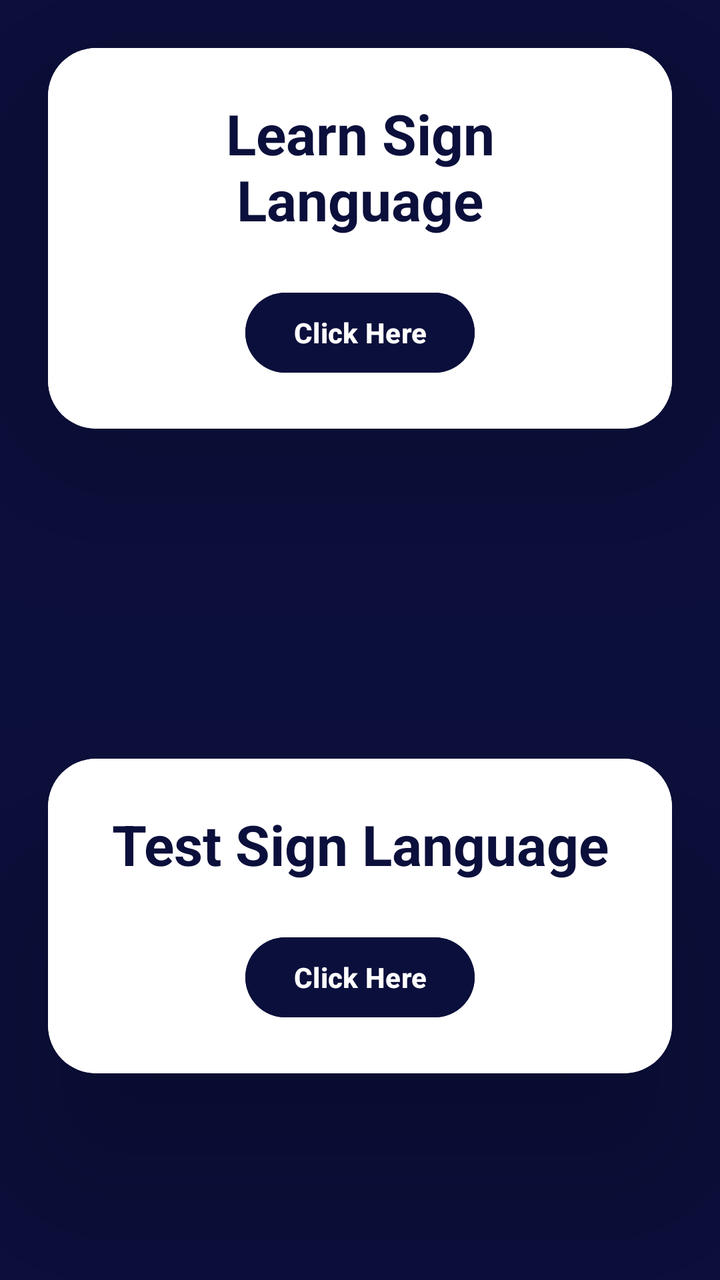
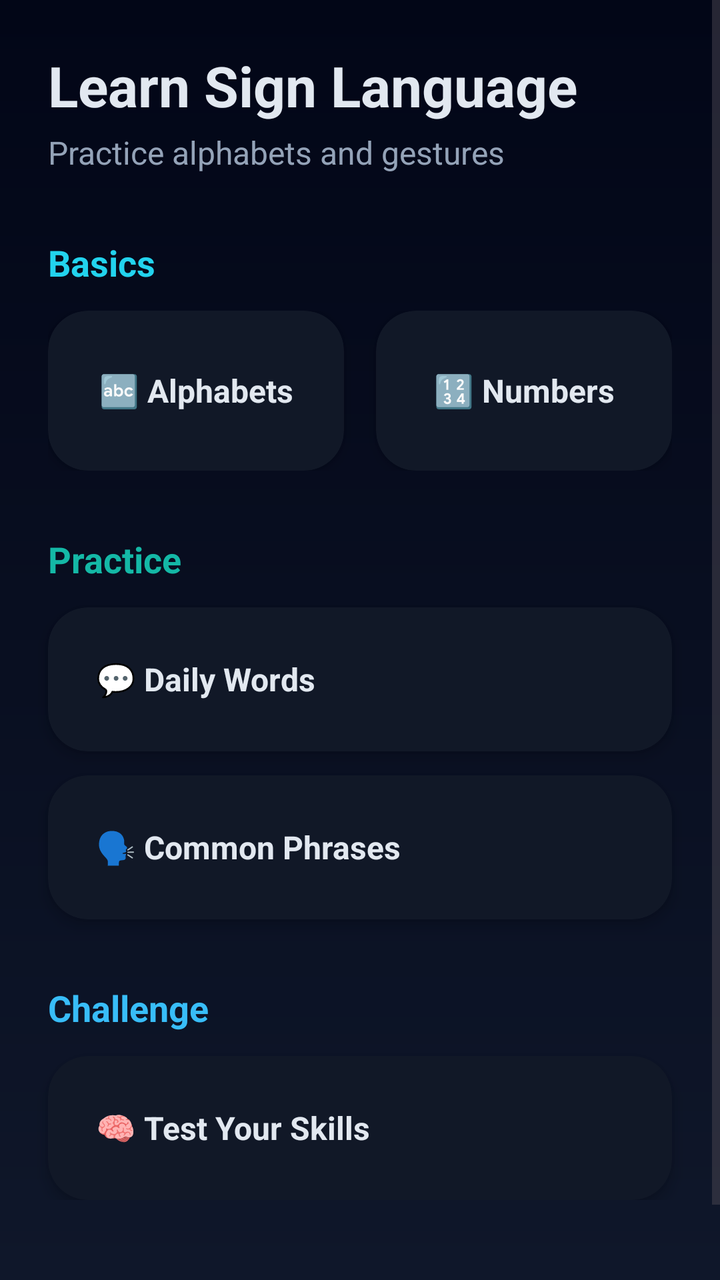

Before-and-after screenshots of an Android layout around one commit, followed by the original layout XML and the change that was made.
<!-- AndroidManifest.xml: application theme Theme.SignSpeak -->
<!-- res/layout/fragment_learn_sign_language.xml -->
<?xml version="1.0" encoding="utf-8"?>
<androidx.constraintlayout.widget.ConstraintLayout
    xmlns:android="http://schemas.android.com/apk/res/android"
    xmlns:app="http://schemas.android.com/apk/res-auto"
    xmlns:tools="http://schemas.android.com/tools"
    android:layout_width="match_parent"
    android:layout_height="match_parent"
    android:background="#0B0F3B"
    tools:context=".Fragment.LearnSignLanguageFragment">

    
    <androidx.cardview.widget.CardView
        android:id="@+id/cardLearnSign"
        android:layout_width="0dp"
        android:layout_height="wrap_content"
        android:layout_margin="24dp"
        app:cardCornerRadius="24dp"
        app:cardElevation="52dp"
        android:background="@color/white"
        app:layout_constraintTop_toTopOf="parent"
        app:layout_constraintStart_toStartOf="parent"
        app:layout_constraintEnd_toEndOf="parent">

        <androidx.constraintlayout.widget.ConstraintLayout
            android:layout_width="match_parent"
            android:layout_height="wrap_content"
            android:background="@color/white"
            android:padding="24dp">

            <TextView
                android:id="@+id/tvLearnSign"
                android:layout_width="wrap_content"
                android:layout_height="wrap_content"
                android:text="@string/learn_sign_language"
                android:textSize="28sp"
                android:textColor="#0B0F3B"
                android:textStyle="bold"
                android:gravity="center"
                app:layout_constraintTop_toTopOf="parent"
                app:layout_constraintStart_toStartOf="parent"
                app:layout_constraintEnd_toEndOf="parent"/>

            <com.google.android.material.button.MaterialButton
                android:id="@+id/btnOpenYoutube"
                android:layout_width="wrap_content"
                android:layout_height="wrap_content"
                android:text="Click Here"
                android:textStyle="bold"
                android:textColor="@color/white"
                android:backgroundTint="#0B0F3B"
                android:paddingStart="24dp"
                android:paddingEnd="24dp"
                app:cornerRadius="20dp"
                android:layout_marginTop="24dp"
                app:layout_constraintTop_toBottomOf="@id/tvLearnSign"
                app:layout_constraintStart_toStartOf="parent"
                app:layout_constraintEnd_toEndOf="parent"/>

        </androidx.constraintlayout.widget.ConstraintLayout>
    </androidx.cardview.widget.CardView>


    
    <androidx.cardview.widget.CardView
        android:id="@+id/cardTestSign"
        android:layout_width="0dp"
        android:layout_height="wrap_content"
        android:layout_marginStart="24dp"
        android:layout_marginEnd="24dp"
        android:layout_marginBottom="24dp"
        android:layout_marginTop="165dp"
        app:cardCornerRadius="24dp"
        app:cardElevation="52dp"
        android:background="@color/white"
        app:layout_constraintTop_toBottomOf="@+id/cardLearnSign"
        app:layout_constraintStart_toStartOf="parent"
        app:layout_constraintEnd_toEndOf="parent">

        <androidx.constraintlayout.widget.ConstraintLayout
            android:layout_width="match_parent"
            android:layout_height="wrap_content"
            android:background="@color/white"
            android:padding="24dp">

            <TextView
                android:id="@+id/tvTestSign"
                android:layout_width="wrap_content"
                android:layout_height="wrap_content"
                android:text="@string/testsignlanguage"
                android:textSize="28sp"
                android:textColor="#0B0F3B"
                android:textStyle="bold"
                android:gravity="center"
                app:layout_constraintTop_toTopOf="parent"
                app:layout_constraintStart_toStartOf="parent"
                app:layout_constraintEnd_toEndOf="parent"/>

            <com.google.android.material.button.MaterialButton
                android:id="@+id/btnTestSign"
                android:layout_width="wrap_content"
                android:layout_height="wrap_content"
                android:text="Click Here"
                android:textStyle="bold"
                android:textColor="@color/white"
                android:backgroundTint="#0B0F3B"
                android:paddingStart="24dp"
                android:paddingEnd="24dp"
                app:cornerRadius="20dp"
                android:layout_marginTop="24dp"
                app:layout_constraintTop_toBottomOf="@id/tvTestSign"
                app:layout_constraintStart_toStartOf="parent"
                app:layout_constraintEnd_toEndOf="parent"/>

        </androidx.constraintlayout.widget.ConstraintLayout>
    </androidx.cardview.widget.CardView>

</androidx.constraintlayout.widget.ConstraintLayout>
<!-- resources referenced by this layout -->
<resources>
  <color name="white">#FFFFFFFF</color>
  <string name="learn_sign_language">Learn Sign Language</string>
  <string name="testsignlanguage">Test Sign Language</string>
  <style name="Theme.SignSpeak" parent="Base.Theme.SignSpeak" />
  <style name="Base.Theme.SignSpeak" parent="Theme.Material3.DayNight.NoActionBar">
          
          
      </style>
</resources>

<!-- the commit's change to res/layout/fragment_learn_sign_language.xml (unified diff, before → after) -->
@@ -1,117 +1,182 @@
 <?xml version="1.0" encoding="utf-8"?>
-<androidx.constraintlayout.widget.ConstraintLayout
-    xmlns:android="http://schemas.android.com/apk/res/android"
+<ScrollView xmlns:android="http://schemas.android.com/apk/res/android"
     xmlns:app="http://schemas.android.com/apk/res-auto"
     xmlns:tools="http://schemas.android.com/tools"
     android:layout_width="match_parent"
     android:layout_height="match_parent"
-    android:background="#0B0F3B"
+    android:background="@drawable/bg_screen_gradient"
+    android:fillViewport="true"
     tools:context=".Fragment.LearnSignLanguageFragment">
 
-    
-    <androidx.cardview.widget.CardView
-        android:id="@+id/cardLearnSign"
-        android:layout_width="0dp"
+    <LinearLayout
+        android:layout_width="match_parent"
         android:layout_height="wrap_content"
-        android:layout_margin="24dp"
-        app:cardCornerRadius="24dp"
-        app:cardElevation="52dp"
-        android:background="@color/white"
-        app:layout_constraintTop_toTopOf="parent"
-        app:layout_constraintStart_toStartOf="parent"
-        app:layout_constraintEnd_toEndOf="parent">
+        android:orientation="vertical"
+        android:paddingTop="24dp"
+        android:paddingBottom="80dp">
 
-        <androidx.constraintlayout.widget.ConstraintLayout
+        <TextView
             android:layout_width="match_parent"
             android:layout_height="wrap_content"
-            android:background="@color/white"
-            android:padding="24dp">
+            android:text="Learn Sign Language"
+            android:textSize="28sp"
+            android:textStyle="bold"
+            android:textColor="@color/colorTextPrimary"
+            android:layout_marginStart="24dp"
+            android:layout_marginEnd="24dp" />
 
-            <TextView
-                android:id="@+id/tvLearnSign"
-                android:layout_width="wrap_content"
-                android:layout_height="wrap_content"
-                android:text="@string/learn_sign_language"
-                android:textSize="28sp"
-                android:textColor="#0B0F3B"
-                android:textStyle="bold"
-                android:gravity="center"
-                app:layout_constraintTop_toTopOf="parent"
-                app:layout_constraintStart_toStartOf="parent"
-                app:layout_constraintEnd_toEndOf="parent"/>
-
-            <com.google.android.material.button.MaterialButton
-                android:id="@+id/btnOpenYoutube"
-                android:layout_width="wrap_content"
-                android:layout_height="wrap_content"
-                android:text="Click Here"
-                android:textStyle="bold"
-                android:textColor="@color/white"
-                android:backgroundTint="#0B0F3B"
-                android:paddingStart="24dp"
-                android:paddingEnd="24dp"
-                app:cornerRadius="20dp"
-                android:layout_marginTop="24dp"
-                app:layout_constraintTop_toBottomOf="@id/tvLearnSign"
-                app:layout_constraintStart_toStartOf="parent"
-                app:layout_constraintEnd_toEndOf="parent"/>
-
-        </androidx.constraintlayout.widget.ConstraintLayout>
-    </androidx.cardview.widget.CardView>
-
-
-    
-    <androidx.cardview.widget.CardView
-        android:id="@+id/cardTestSign"
-        android:layout_width="0dp"
-        android:layout_height="wrap_content"
-        android:layout_marginStart="24dp"
-        android:layout_marginEnd="24dp"
-        android:layout_marginBottom="24dp"
-        android:layout_marginTop="165dp"
-        app:cardCornerRadius="24dp"
-        app:cardElevation="52dp"
-        android:background="@color/white"
-        app:layout_constraintTop_toBottomOf="@+id/cardLearnSign"
-        app:layout_constraintStart_toStartOf="parent"
-        app:layout_constraintEnd_toEndOf="parent">
-
-        <androidx.constraintlayout.widget.ConstraintLayout
+        <TextView
             android:layout_width="match_parent"
             android:layout_height="wrap_content"
-            android:background="@color/white"
-            android:padding="24dp">
+            android:text="Practice alphabets and gestures"
+            android:textSize="16sp"
+            android:textColor="@color/colorTextSecondary"
+            android:layout_marginStart="24dp"
+            android:layout_marginEnd="24dp"
+            android:layout_marginTop="4dp" />
 
+        
+        <TextView
+            android:layout_width="wrap_content"
+            android:layout_height="wrap_content"
+            android:text="Basics"
+            android:textSize="18sp"
+            android:textStyle="bold"
+            android:textColor="@color/colorPrimary"
+            android:layout_marginStart="24dp"
+            android:layout_marginTop="32dp" />
+
+        <LinearLayout
+            android:layout_width="match_parent"
+            android:layout_height="wrap_content"
+            android:orientation="horizontal"
+            android:layout_marginStart="24dp"
+            android:layout_marginEnd="24dp"
+            android:layout_marginTop="12dp">
+
+            <androidx.cardview.widget.CardView
+                android:id="@+id/btnAlphabets"
+                android:layout_width="0dp"
+                android:layout_height="80dp"
+                android:layout_weight="1"
+                android:layout_marginEnd="8dp"
+                app:cardCornerRadius="20dp"
+                app:cardElevation="4dp"
+                app:cardBackgroundColor="@color/colorCard">
+                <TextView
+                    android:layout_width="match_parent"
+                    android:layout_height="match_parent"
+                    android:text="🔤 Alphabets"
+                    android:gravity="center"
+                    android:textColor="@color/colorTextPrimary"
+                    android:textSize="16sp"
+                    android:textStyle="bold" />
+            </androidx.cardview.widget.CardView>
+
+            <androidx.cardview.widget.CardView
+                android:id="@+id/btnNumbers"
+                android:layout_width="0dp"
+                android:layout_height="80dp"
+                android:layout_weight="1"
+                android:layout_marginStart="8dp"
+                app:cardCornerRadius="20dp"
+                app:cardElevation="4dp"
+                app:cardBackgroundColor="@color/colorCard">
+                <TextView
+                    android:layout_width="match_parent"
+                    android:layout_height="match_parent"
+                    android:text="🔢 Numbers"
+                    android:gravity="center"
+                    android:textColor="@color/colorTextPrimary"
+                    android:textSize="16sp"
+                    android:textStyle="bold" />
+            </androidx.cardview.widget.CardView>
+        </LinearLayout>
+
+        
+        <TextView
+            android:layout_width="wrap_content"
+            android:layout_height="wrap_content"
+            android:text="Practice"
+            android:textSize="18sp"
+            android:textStyle="bold"
+            android:textColor="@color/colorSecondary"
+            android:layout_marginStart="24dp"
+            android:layout_marginTop="32dp" />
+
+        <androidx.cardview.widget.CardView
+            android:id="@+id/btnDailyWords"
+            android:layout_width="match_parent"
+            android:layout_height="72dp"
+            android:layout_marginStart="24dp"
+            android:layout_marginEnd="24dp"
+            android:layout_marginTop="12dp"
+            app:cardCornerRadius="20dp"
+            app:cardElevation="4dp"
+            app:cardBackgroundColor="@color/colorCard">
             <TextView
-                android:id="@+id/tvTestSign"
-                android:layout_width="wrap_content"
-                android:layout_height="wrap_content"
-                android:text="@string/testsignlanguage"
-                android:textSize="28sp"
-                android:textColor="#0B0F3B"
-                android:textStyle="bold"
-                android:gravity="center"
-                app:layout_constraintTop_toTopOf="parent"
-                app:layout_constraintStart_toStartOf="parent"
-                app:layout_constraintEnd_toEndOf="parent"/>
+                android:layout_width="match_parent"
+                android:layout_height="match_parent"
+                android:text="💬 Daily Words"
+                android:gravity="center_vertical"
+                android:paddingStart="24dp"
+                android:textColor="@color/colorTextPrimary"
+                android:textSize="16sp"
+                android:textStyle="bold" />
+        </androidx.cardview.widget.CardView>
 
-            <com.google.android.material.button.MaterialButton
-                android:id="@+id/btnTestSign"
-                android:layout_width="wrap_content"
-                android:layout_height="wrap_content"
-                android:text="Click Here"
-                android:textStyle="bold"
-                android:textColor="@color/white"
-                android:backgroundTint="#0B0F3B"
+        <androidx.cardview.widget.CardView
+            android:id="@+id/btnCommonPhrases"
+            android:layout_width="match_parent"
+            android:layout_height="72dp"
+            android:layout_marginStart="24dp"
+            android:layout_marginEnd="24dp"
+            android:layout_marginTop="12dp"
+            app:cardCornerRadius="20dp"
+            app:cardElevation="4dp"
+            app:cardBackgroundColor="@color/colorCard">
+            <TextView
+                android:layout_width="match_parent"
+                android:layout_height="match_parent"
+                android:text="🗣 Common Phrases"
+                android:gravity="center_vertical"
                 android:paddingStart="24dp"
-                android:paddingEnd="24dp"
-                app:cornerRadius="20dp"
-                android:layout_marginTop="24dp"
-                app:layout_constraintTop_toBottomOf="@id/tvTestSign"
-                app:layout_constraintStart_toStartOf="parent"
-                app:layout_constraintEnd_toEndOf="parent"/>
+                android:textColor="@color/colorTextPrimary"
+                android:textSize="16sp"
+                android:textStyle="bold" />
+        </androidx.cardview.widget.CardView>
 
-        </androidx.constraintlayout.widget.ConstraintLayout>
-    </androidx.cardview.widget.CardView>
+        
+        <TextView
+            android:layout_width="wrap_content"
+            android:layout_height="wrap_content"
+            android:text="Challenge"
+            android:textSize="18sp"
+            android:textStyle="bold"
+            android:textColor="@color/colorAccent"
+            android:layout_marginStart="24dp"
+            android:layout_marginTop="32dp" />
 
-</androidx.constraintlayout.widget.ConstraintLayout>
+        <androidx.cardview.widget.CardView
+            android:id="@+id/btnTestSkills"
+            android:layout_width="match_parent"
+            android:layout_height="72dp"
+            android:layout_marginStart="24dp"
+            android:layout_marginEnd="24dp"
+            android:layout_marginTop="12dp"
+            app:cardCornerRadius="20dp"
+            app:cardElevation="4dp"
+            app:cardBackgroundColor="@color/colorCard">
+            <TextView
+                android:layout_width="match_parent"
+                android:layout_height="match_parent"
+                android:text="🧠 Test Your Skills"
+                android:gravity="center_vertical"
+                android:paddingStart="24dp"
+                android:textColor="@color/colorTextPrimary"
+                android:textSize="16sp"
+                android:textStyle="bold" />
+        </androidx.cardview.widget.CardView>
+
+    </LinearLayout>
+</ScrollView>
<!-- resource entries referenced after the edit -->
@@ -1,8 +1,20 @@
 <!-- resources referenced by this layout -->
 <resources>
-  <color name="white">#FFFFFFFF</color>
-  <string name="learn_sign_language">Learn Sign Language</string>
-  <string name="testsignlanguage">Test Sign Language</string>
+  <color name="colorAccent">#38BDF8</color>
+  <color name="colorCard">#111827</color>
+  <color name="colorPrimary">#22D3EE</color>
+  <color name="colorSecondary">#14B8A6</color>
+  <color name="colorTextPrimary">#E2E8F0</color>
+  <color name="colorTextSecondary">#94A3B8</color>
+  <!-- drawable bg_screen_gradient (drawable) -->
+  <?xml version="1.0" encoding="utf-8"?>
+  <shape xmlns:android="http://schemas.android.com/apk/res/android"
+      android:shape="rectangle">
+      <gradient
+          android:startColor="#0F172A"
+          android:endColor="#020617"
+          android:angle="90"/>
+  </shape>
   <style name="Theme.SignSpeak" parent="Base.Theme.SignSpeak" />
   <style name="Base.Theme.SignSpeak" parent="Theme.Material3.DayNight.NoActionBar">
           
